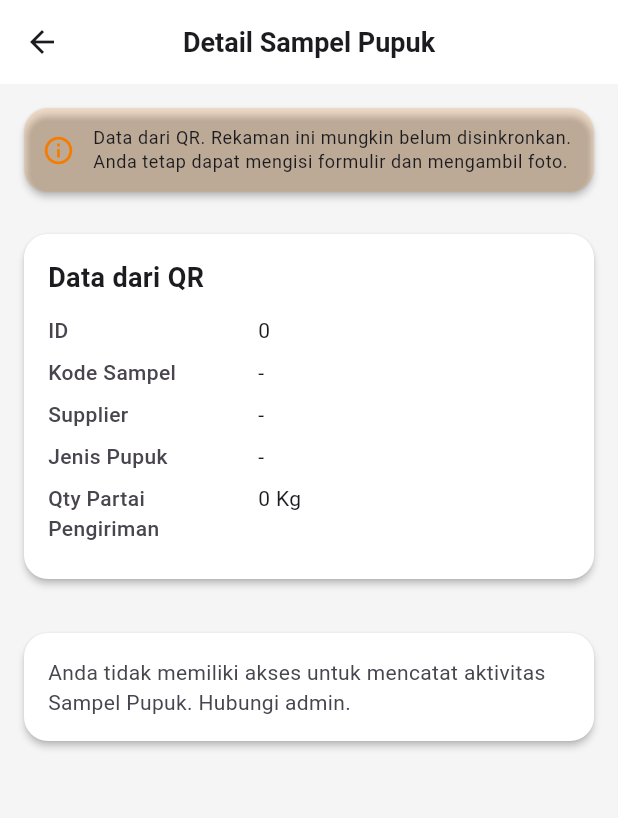
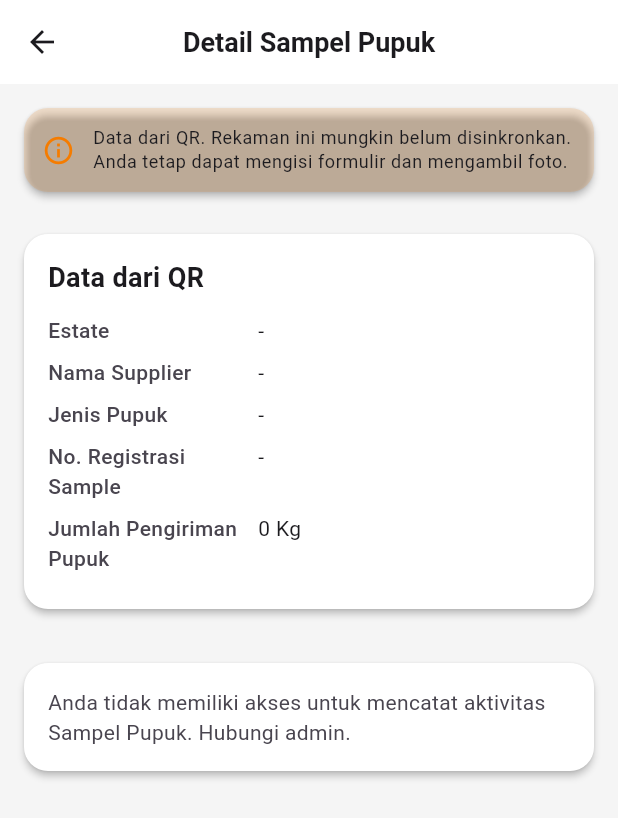
Before and after one commit to whyaji/lsu-scanner, a Flutter app: the SampelPupukDetailScreen screen opened directly with empty values, on a phone screen of 412 x 824 dp. Shown: the top 818 px of the screen. Run offline on Flutter 3.47's test engine with Material 3 defaults, Android fonts, the phone set to English and light mode, and no system bars; our stand-ins replace camera, device_info_plus, dio, flutter_dotenv, flutter_image_compress, flutter_riverpod and 7 more; missing offline and left inert: in_app_update, media_scanner, mobile_scanner; accounts and stored records are empty.

Commit message:
feat: update date formatting for pupuk details; enhance QR parsing and related screens to reflect changes in data structure and display

```diff
--- a/lib/features/pupuk/screens/sampel_pupuk_confirmation_screen.dart
+++ b/lib/features/pupuk/screens/sampel_pupuk_confirmation_screen.dart
@@ -385,7 +385,7 @@ class _SampelPupukConfirmationScreenState
       default:
         return '-';
     }
-    return app_date_utils.DateUtils.formatDateTimeFromIso(raw);
+    return app_date_utils.DateUtils.formatPupukDetailTanggal(raw);
   }
 
   Widget _row(String label, String value) {
--- a/lib/features/pupuk/screens/sampel_pupuk_detail_screen.dart
+++ b/lib/features/pupuk/screens/sampel_pupuk_detail_screen.dart
@@ -2,6 +2,7 @@ import 'package:flutter/material.dart';
 import 'package:flutter_riverpod/flutter_riverpod.dart';
 import 'package:sampletrack/core/database/models/aktivitas_sampel_pupuk.dart';
 import '../../../core/database/models/data_sampel_pupuk.dart';
+import '../../../core/utils/date_utils.dart' as app_date_utils;
 import '../../../core/theme/app_theme.dart';
 import '../../../core/theme/app_spacing.dart';
 import '../../auth/providers/auth_provider.dart';
@@ -144,13 +145,19 @@ class SampelPupukDetailScreen extends ConsumerWidget {
                           ),
                         ),
                         const SizedBox(height: 12),
-                        _row(context, 'ID', dataSampelPupukId.toString()),
+                        if ((dataSampelPupuk?.estate ?? '').isNotEmpty)
+                          _row(context, 'Estate', dataSampelPupuk!.estate!)
+                        else
                           _row(
                             context,
-                          'Kode Sampel',
-                          kodeSampel.isEmpty ? '-' : kodeSampel,
+                            'Estate',
+                            kodeSampel.isEmpty
+                                ? '-'
+                                : kodeSampel.split('/').first,
                           ),
-                        _row(context, 'Supplier', _supplierDisplay),
+                        _row(context, 'Nama Supplier', _supplierDisplay),
+                        if ((dataSampelPupuk?.noPo ?? '').isNotEmpty)
+                          _row(context, 'No. PO', dataSampelPupuk!.noPo!),
                         _row(
                           context,
                           'Jenis Pupuk',
@@ -159,33 +166,55 @@ class SampelPupukDetailScreen extends ConsumerWidget {
                                   ? '-'
                                   : qrPupukData.jenisPupukFull),
                         ),
-                        if (dataSampelPupuk != null) ...[
-                          if (dataSampelPupuk!.regional != null)
+                        if ((dataSampelPupuk?.noBpb ?? '').isNotEmpty)
                           _row(
                             context,
-                              'Regional',
-                              dataSampelPupuk!.regional.toString(),
+                            'No. BPB / GRN',
+                            dataSampelPupuk!.noBpb!,
                           ),
-                          if (dataSampelPupuk!.wilayah != null)
                         _row(
                           context,
-                              'Wilayah',
-                              dataSampelPupuk!.wilayah.toString(),
+                          'No. Registrasi Sample',
+                          kodeSampel.isEmpty ? '-' : kodeSampel,
                         ),
-                          if (dataSampelPupuk!.estate != null &&
-                              dataSampelPupuk!.estate!.isNotEmpty)
-                            _row(context, 'Estate', dataSampelPupuk!.estate!),
-                          if (dataSampelPupuk!.qtyPartaiPengiriman != null)
+                        //
+                        if (dataSampelPupuk?.tanggalTerimaDariGudang != null &&
+                            dataSampelPupuk!
+                                .tanggalTerimaDariGudang!
+                                .isNotEmpty)
                           _row(
                             context,
-                              'Qty Partai Pengiriman',
-                              '${dataSampelPupuk!.qtyPartaiPengiriman} Kg',
+                            'Tgl. Penerimaan Pupuk',
+                            app_date_utils.DateUtils.formatPupukDetailTanggal(
+                              dataSampelPupuk!.tanggalTerimaDariGudang,
                             ),
-                        ] else if (qrPupukData.qtyPartaiPengiriman != null)
+                          ),
+                        if (dataSampelPupuk?.tanggalKirimDariEstate != null &&
+                            dataSampelPupuk!.tanggalKirimDariEstate!.isNotEmpty)
                           _row(
                             context,
-                            'Qty Partai Pengiriman',
-                            '${qrPupukData.qtyPartaiPengiriman} Kg',
+                            'Tgl. Pengambilan Sample',
+                            app_date_utils.DateUtils.formatPupukDetailTanggal(
+                              dataSampelPupuk!.tanggalKirimDariEstate,
+                            ),
+                          ),
+                        if (dataSampelPupuk?.qtyTerima != null)
+                          _row(
+                            context,
+                            'Jumlah Pengiriman Pupuk',
+                            '${dataSampelPupuk!.qtyTerima} Kg',
+                          )
+                        else if (qrPupukData.qtyTerima != null)
+                          _row(
+                            context,
+                            'Jumlah Pengiriman Pupuk',
+                            '${qrPupukData.qtyTerima} Kg',
+                          ),
+                        if ((dataSampelPupuk?.noSegel ?? '').isNotEmpty)
+                          _row(
+                            context,
+                            'Nomor Segel',
+                            dataSampelPupuk!.noSegel!,
                           ),
                       ],
                     ),
--- a/lib/features/scanner/utils/qr_parser.dart
+++ b/lib/features/scanner/utils/qr_parser.dart
@@ -20,7 +20,7 @@ class QRParser {
     }
   }
 
-  /// Sampel Pupuk QR format: id^supplier^kodeSampel^jenisPupukFull^qtyPartaiPengiriman
+  /// Sampel Pupuk QR format: id^supplier^kodeSampel^jenisPupukFull^qtyTerima
   static QRPupukData? parsePupuk(String raw) {
     try {
       final parts = raw.split('^');
@@ -32,7 +32,7 @@ class QRParser {
         supplier: parts[1].trim(),
         kodeSampel: parts[2].trim(),
         jenisPupukFull: parts[3].trim(),
-        qtyPartaiPengiriman: int.tryParse(parts[4].trim()),
+        qtyTerima: int.tryParse(parts[4].trim()),
       );
     } catch (e) {
       return null;
@@ -53,24 +53,24 @@ class QRData {
   }
 }
 
-/// Sampel Pupuk QR format: id^supplier^kodeSampel^jenisPupukFull^qtyPartaiPengiriman
+/// Sampel Pupuk QR format: id^supplier^kodeSampel^jenisPupukFull^qtyTerima
 class QRPupukData {
   final int id;
   final String supplier;
   final String kodeSampel;
   final String jenisPupukFull;
-  final int? qtyPartaiPengiriman;
+  final int? qtyTerima;
 
   QRPupukData({
     required this.id,
     required this.supplier,
     required this.kodeSampel,
     required this.jenisPupukFull,
-    this.qtyPartaiPengiriman,
+    this.qtyTerima,
   });
 
   @override
   String toString() {
-    return 'QRPupukData(id: $id, supplier: $supplier, kodeSampel: $kodeSampel, jenisPupukFull: $jenisPupukFull, qtyPartaiPengiriman: $qtyPartaiPengiriman)';
+    return 'QRPupukData(id: $id, supplier: $supplier, kodeSampel: $kodeSampel, jenisPupukFull: $jenisPupukFull, qtyTerima: $qtyTerima)';
   }
 }
--- a/pubspec.yaml
+++ b/pubspec.yaml
@@ -1,7 +1,7 @@
 name: sampletrack
 description: "A new Flutter project."
 publish_to: "none"
-version: 0.1.5+1005
+version: 0.1.6+1006
 
 environment:
   sdk: ^3.10.7
```
Also changed, not shown: lib/core/utils/date_utils.dart (+85 -6 lines). Lines whose indentation alone changed are shown as unchanged.
